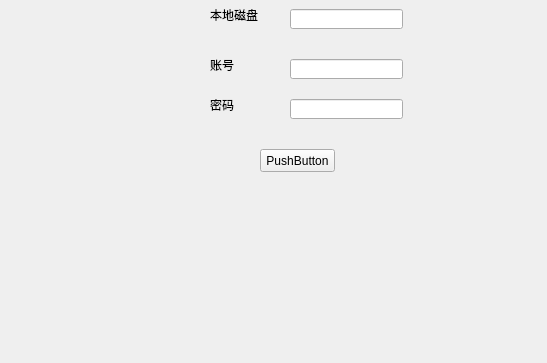
Before: the Qt Designer form NetDrive/NetDrive/NetDrive.ui in 97CBR/NetDrive, drawn with Qt 5; both pictures show x 0 to 547 and y 138 to 501 of the 863 by 501 pixel window.
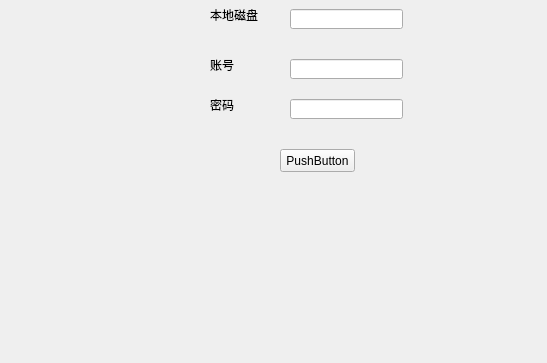
After: the same form once the commit is applied.

Commit message: 稍微修正界面样式

The edit to the form file:
```diff
--- a/NetDrive/NetDrive/NetDrive.ui
+++ b/NetDrive/NetDrive/NetDrive.ui
@@ -122,7 +122,7 @@
    <widget class="QPushButton" name="pushButton">
     <property name="geometry">
      <rect>
-      <x>260</x>
+      <x>280</x>
       <y>270</y>
       <width>75</width>
       <height>23</height>
```
